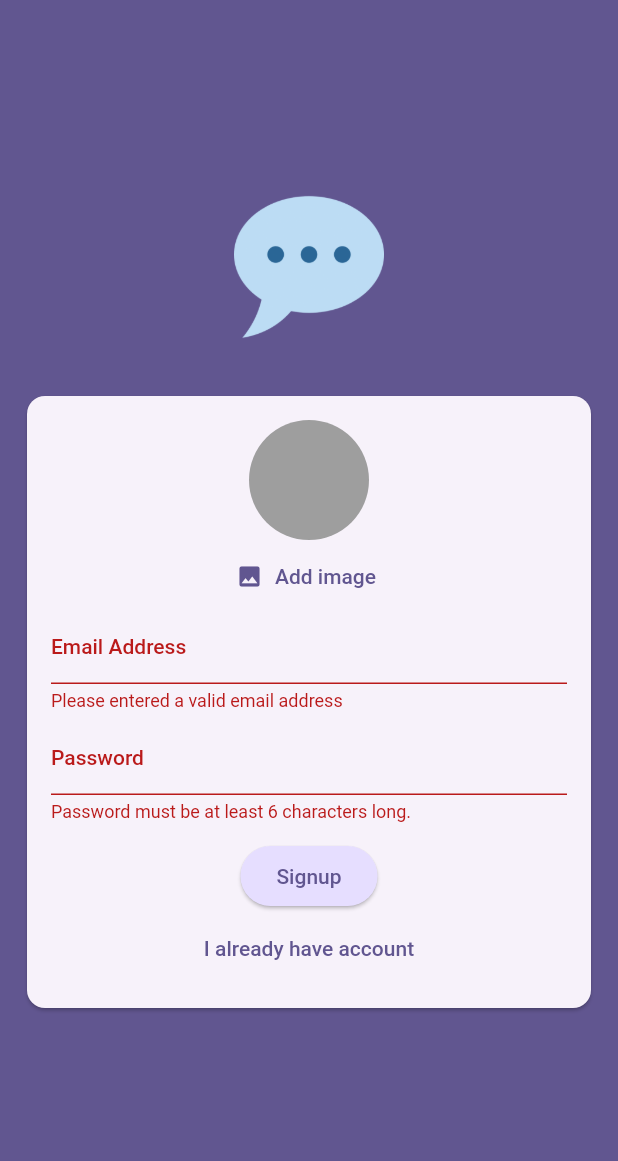
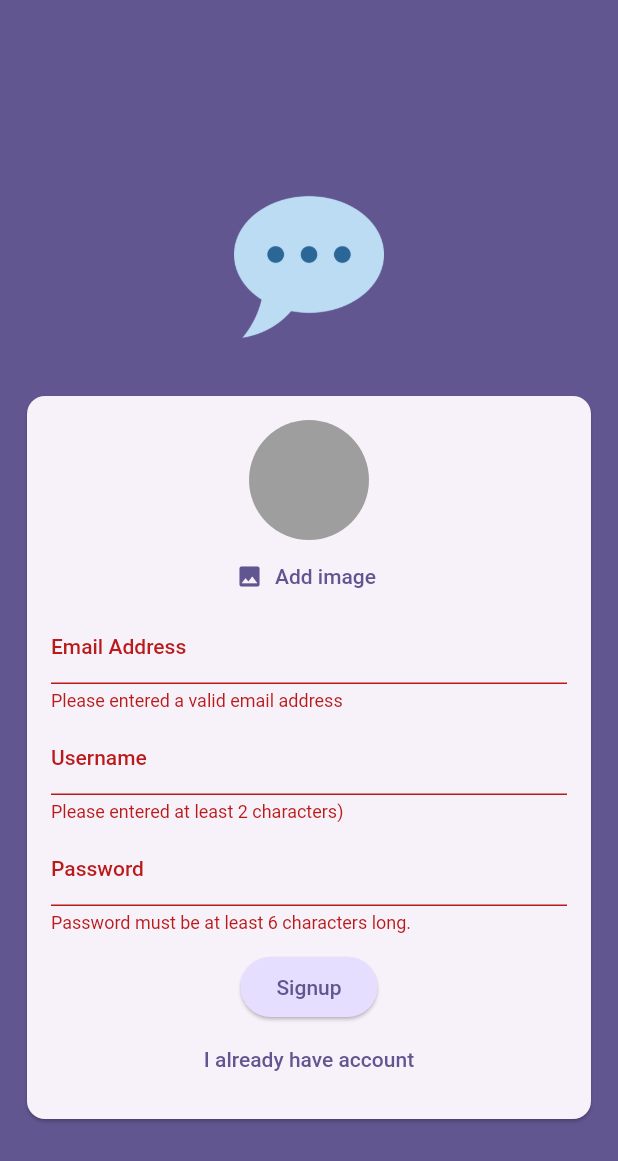
Before and after one commit to jsare/chat_app, a Flutter app: the screen it shows after launch, after a tap on "Login", after a tap on "Create account", after a tap on "Signup", on a phone screen of 412 x 824 dp. Shown: the top 1161 px of the screen. Run offline on Flutter 3.47's test engine with Material 2 defaults, Android fonts, the phone set to English and light mode, and no system bars; our stand-ins replace cloud_firestore, firebase_auth, firebase_core, firebase_storage, image_picker; accounts and stored records are empty.

Commit message:
Added Storing a Username

```diff
--- a/lib/screens/auth_screen.dart
+++ b/lib/screens/auth_screen.dart
@@ -21,6 +21,7 @@ class _AuthScreenState extends State<AuthScreen> {
   bool _isLogin = true;
   String _enteredEmail = '';
   String _enteredPassword = '';
+  String _enteredUsername = '';
   File? _selectedImage;
   bool _isAuthenticating = false;
 
@@ -57,7 +58,7 @@ class _AuthScreenState extends State<AuthScreen> {
             .collection('users')
             .doc(userCredentials.user!.uid)
             .set({
-          'username': 'to be done ...',
+          'username': _enteredUsername,
           'email': _enteredEmail,
           'image_url': imageUrl,
         });
@@ -136,19 +137,39 @@ class _AuthScreenState extends State<AuthScreen> {
                         TextFormField(
                           decoration: const InputDecoration(
                             enabledBorder: OutlineInputBorder(),
-                            labelText: 'Password',
+                            labelText: 'Username',
                           ),
-                          obscureText: true,
+                          enableSuggestions: false,
                           validator: (value) {
-                            if (value == null || value.trim().length < 6) {
-                              return 'Password must be at least 6 characters long.';
+                            if (value == null ||
+                                value.isEmpty ||
+                                value.trim().length < 2) {
+                              return 'Please entered at least 2 characters)';
                             }
                             return null;
                           },
                           onSaved: (value) {
-                            _enteredPassword = value!;
+                            _enteredUsername = value!;
                           },
                         ),
+                        const SizedBox(height: 8),
+                        if (!_isLogin)
+                          TextFormField(
+                            decoration: const InputDecoration(
+                              enabledBorder: OutlineInputBorder(),
+                              labelText: 'Password',
+                            ),
+                            obscureText: true,
+                            validator: (value) {
+                              if (value == null || value.trim().length < 6) {
+                                return 'Password must be at least 6 characters long.';
+                              }
+                              return null;
+                            },
+                            onSaved: (value) {
+                              _enteredPassword = value!;
+                            },
+                          ),
                         const SizedBox(height: 12),
                         if (_isAuthenticating)
                           const CircularProgressIndicator(),
```
